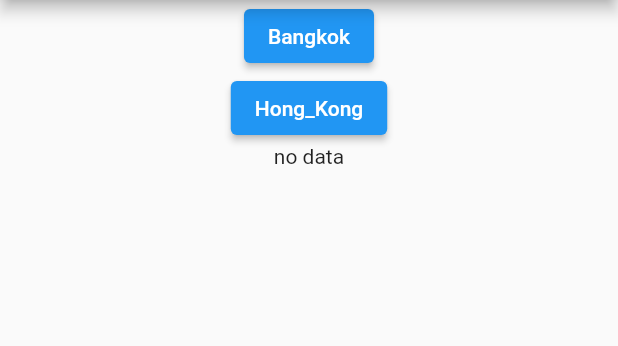
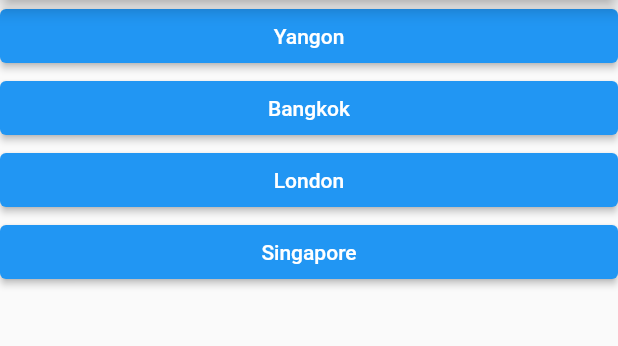
Before and after one commit to Phoo-Pwint-Maung/world_clock_api, a Flutter app: the screen it shows after launch, after a tap on "Bangkok", on a phone screen of 412 x 824 dp, the part 84-430 px from its top. Run offline on Flutter 3.47's test engine with Material 2 defaults, Android fonts, the phone set to English and light mode, and no system bars; network calls fail.

Commit message:
list view button done

```diff
--- a/lib/api/world_clock.dart
+++ b/lib/api/world_clock.dart
@@ -5,42 +5,31 @@ import 'package:http/http.dart' as http;
 import 'package:http/src/response.dart';
 import 'package:intl/intl.dart';
 import 'package:provider/provider.dart';
-import 'package:world_clock_api/model/location_model.dart';
 
 class GetData extends ChangeNotifier {
   String showDate = '';
-  void getTime({required BuildContext context}) async {
-    String locationName = context.read<LocationSearch>().locationName;
-
-    print(locationName);
-
+  String showName = '';
+  void getTime(
+      {required BuildContext context,
+      required String name,
+      required String locationName}) async {
+    // Get Data from api by post method
     Response getResponse = await ApiData().postApi(
         endPoint: "/world-time/datetime-now",
-        body: '{"datetime_format":"iso8601","timezones":["$locationName"]}');
+        body: '{"datetime_format":"iso8601","timezones":["$name"]}');
 
-    String location = jsonDecode(getResponse.body)["data"][locationName];
+    String location = jsonDecode(getResponse.body)["data"][name];
+    // 2023-04-02T23:52:06.652665-05:00
 
-    print(location);
-
-    // print(DateTime.parse(location).toLocal());
-    // print(DateTime.parse("2023-03-25T18:07:35.914149+07:00").toLocal());
-
-    String showDate1 =
-        DateFormat.yMMMd().add_jm().format(DateTime.parse(location));
-    String showDate2 = DateFormat.yMMMd()
-        .add_jm()
-        .format(DateTime.parse("2023-03-25T18:07:35.914149+07:00"));
-
-    print(showDate1);
-    print(showDate2);
-
-    // showDate =
-    //     DateFormat.yMMMd().add_jm().format(DateTime(location).timeZoneOffset);
-
+    // now is already calculate with Offset time
+    DateTime now = timeConvert(location: location);
+    showDate = DateFormat("hh:mm a").format(now);
+    showName = locationName;
     notifyListeners();
   }
 }
 
+// For Api address
 class ApiData {
   String _baseUrl = "https://worldtime5.p.rapidapi.com/api";
   final Map<String, String> _header = {};
@@ -73,9 +62,25 @@ class ApiData {
     _header["X-RapidAPI-Key"] = _apiKey;
     _header["X-RapidAPI-Host"] = _apiHost;
 
-    // _body = '{"datetime_format":"iso8601","timezones":["America/Chicago"]}';
-
     return await http.post(Uri.parse("$_baseUrl$endPoint"),
         headers: _header, body: body);
   }
 }
+
+// Funtion For Offset adding and subtract to get Real Time
+DateTime timeConvert({required String location}) {
+  //  location String is UTC time string
+  String newString = location.substring(location.length - 6); // Get Offset
+  int offsetHour = int.parse(newString.substring(1, 3)); // Offset hour => 07
+  int offsetMin = int.parse(newString.substring(4, 6)); // Offset minute => 30
+
+  DateTime now = DateTime.parse(location);
+
+  if (newString[0] == "+") {
+    now = now.add(Duration(hours: offsetHour, minutes: offsetMin));
+  } else if (newString[0] == "-") {
+    now = now.subtract(Duration(hours: offsetHour, minutes: offsetMin));
+  }
+
+  return now;
+}
--- /dev/null
+++ b/lib/component/search_btn.dart
@@ -0,0 +1,21 @@
+import 'package:flutter/material.dart';
+import 'package:provider/provider.dart';
+import 'package:world_clock_api/api/world_clock.dart';
+
+// Button For each Location
+class LocationButton {
+  Widget button({required String searchlocation}) {
+    String buttonName = searchlocation.split("/")[1];
+    return Consumer<GetData>(builder: (context, getTime, _) {
+      return ElevatedButton(
+        onPressed: () {
+          getTime.getTime(
+              context: context, name: searchlocation, locationName: buttonName);
+
+          // name is for searching "Asia/Yangon"
+        },
+        child: Text(buttonName),
+      );
+    });
+  }
+}
--- /dev/null
+++ b/lib/model/location_list.dart
@@ -0,0 +1,11 @@
+import 'package:flutter/material.dart';
+import 'package:world_clock_api/component/search_btn.dart';
+
+class LocationList extends ChangeNotifier {
+  List locationList = [
+    "Asia/Yangon",
+    "Asia/Bangkok",
+    "Europe/London",
+    "Asia/Singapore"
+  ];
+}
--- a/lib/model/location_model.dart
+++ /dev/null
@@ -1,15 +0,0 @@
-import 'package:flutter/foundation.dart';
-
-// class LocationName {
-//   String locationName;
-//   LocationName({required this.locationName});
-// }
-
-class LocationSearch extends ChangeNotifier {
-  String locationName = "";
-  void searchLocation({required String name}) {
-    locationName = name;
-    print(locationName);
-    notifyListeners();
-  }
-}
--- a/lib/pages/loading.dart
+++ b/lib/pages/loading.dart
@@ -9,7 +9,8 @@ import 'package:http/src/response.dart';
 import 'package:intl/intl.dart';
 import 'package:provider/provider.dart';
 import 'package:world_clock_api/api/world_clock.dart';
-import 'package:world_clock_api/model/location_model.dart';
+import 'package:world_clock_api/component/search_btn.dart';
+import 'package:world_clock_api/model/location_list.dart';
 
 class LoadingPage extends StatefulWidget {
   const LoadingPage({super.key});
@@ -19,43 +20,46 @@ class LoadingPage extends StatefulWidget {
 }
 
 class _LoadingPageState extends State<LoadingPage> {
-  String showDate = '';
   @override
   Widget build(BuildContext context) {
+    final getTime = Provider.of<GetData>(context);
+
     return Scaffold(
       appBar: AppBar(
         title: const Text("World Clock"),
       ),
-      body: Consumer<LocationSearch>(builder: (context, search, _) {
-        return Column(
-          children: [
-            Center(
-              child: ElevatedButton(
-                onPressed: () {
-                  search.searchLocation(name: "Asia/Bangkok");
-
-                  context.read<GetData>().getTime(context: context);
-                  showDate = context.read<GetData>().showDate;
-                },
-                child: const Text("Bangkok"),
-              ),
+      body: Column(
+        children: [
+          Consumer<LocationList>(builder: (context, list, _) {
+            return ListView.builder(
+              controller: ScrollController(),
+              shrinkWrap: true,
+              itemCount: list.locationList.length,
+              itemBuilder: (context, index) => LocationButton()
+                  .button(searchlocation: list.locationList[index]),
+            );
+          }),
+          const SizedBox(
+            height: 100,
+          ),
+          Text(
+            getTime.showName,
+            style: const TextStyle(
+              fontSize: 20,
+              fontWeight: FontWeight.w500,
             ),
-            Center(
-              child: ElevatedButton(
-                onPressed: () {
-                  search.searchLocation(name: "Asia/Hong_Kong");
-
-                  context.read<GetData>().getTime(context: context);
-                  showDate = context.read<GetData>().showDate;
-                },
-                child: const Text("Hong_Kong"),
-              ),
+          ),
+          Text(
+            getTime.showDate,
+            style: const TextStyle(
+              fontSize: 40,
+              fontWeight: FontWeight.w400,
             ),
-            if (showDate != "") Text(showDate),
-            if (showDate == "") const Text("no data")
-          ],
-        );
-      }),
+          )
+          // if (getTime.showDate != "") Text(getTime.showDate),
+          // if (getTime.showDate == "") const Text("no data"),
+        ],
+      ),
     );
   }
 }
--- a/lib/provider/providers.dart
+++ b/lib/provider/providers.dart
@@ -1,9 +1,10 @@
 import 'package:provider/single_child_widget.dart';
 import 'package:provider/provider.dart';
 import 'package:world_clock_api/api/world_clock.dart';
-import 'package:world_clock_api/model/location_model.dart';
+import 'package:world_clock_api/component/search_btn.dart';
+import 'package:world_clock_api/model/location_list.dart';
 
 List<SingleChildWidget> provider = [
-  ChangeNotifierProvider(create: (context) => LocationSearch()),
-  ChangeNotifierProvider(create: (context) => GetData())
+  ChangeNotifierProvider(create: (context) => GetData()),
+  ChangeNotifierProvider(create: (context) => LocationList()),
 ];
```
